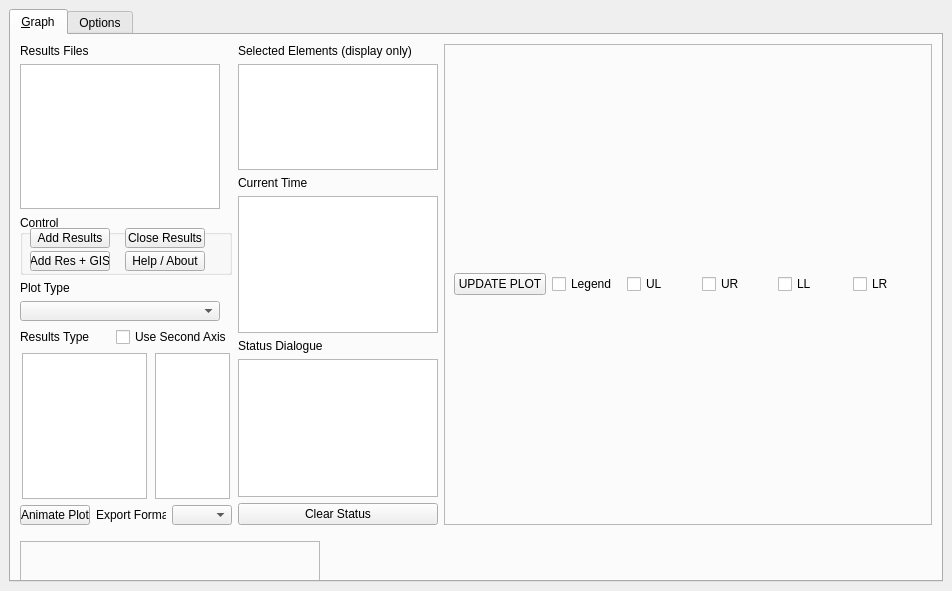
Before: the Qt Designer form qgis2_plugin/tuflow/forms/ui_tuflowqgis_TuPlot.ui in TUFLOW-Support/QGIS-TUFLOW-Plugin, drawn with Qt 5.
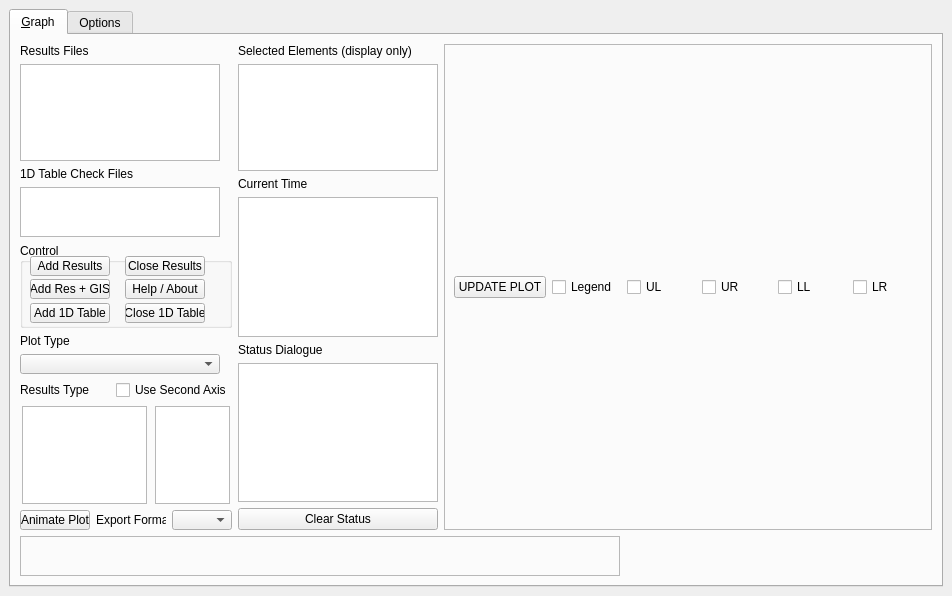
After: the same form once the commit is applied.

Diff of the .ui file:
```diff
--- a/qgis2_plugin/tuflow/forms/ui_tuflowqgis_TuPlot.ui
+++ b/qgis2_plugin/tuflow/forms/ui_tuflowqgis_TuPlot.ui
@@ -7,7 +7,7 @@
     <x>0</x>
     <y>0</y>
     <width>952</width>
-    <height>591</height>
+    <height>596</height>
    </rect>
   </property>
   <property name="windowTitle">
@@ -55,7 +55,7 @@
         <item row="1" column="0">
          <layout class="QHBoxLayout" name="_2">
           <item>
-           <layout class="QVBoxLayout" name="verticalLayout">
+           <layout class="QGridLayout" name="gridLayout_3">
             <property name="sizeConstraint">
              <enum>QLayout::SetMaximumSize</enum>
             </property>
@@ -72,7 +72,7 @@
               </property>
              </widget>
             </item>
-            <item>
+            <item row="1" column="0">
              <widget class="QListWidget" name="ResList">
               <property name="sizePolicy">
                <sizepolicy hsizetype="Expanding" vsizetype="Expanding">
@@ -80,6 +80,12 @@
                 <verstretch>0</verstretch>
                </sizepolicy>
               </property>
+              <property name="minimumSize">
+               <size>
+                <width>200</width>
+                <height>0</height>
+               </size>
+              </property>
               <property name="maximumSize">
                <size>
                 <width>200</width>
@@ -91,12 +97,38 @@
               </property>
              </widget>
             </item>
-            <item>
+            <item row="2" column="0">
+             <widget class="QLabel" name="label_4">
+              <property name="text">
+               <string>1D Table Check Files</string>
+              </property>
+             </widget>
+            </item>
+            <item row="3" column="0">
+             <widget class="QListWidget" name="HydPropList">
+              <property name="minimumSize">
+               <size>
+                <width>200</width>
+                <height>50</height>
+               </size>
+              </property>
+              <property name="maximumSize">
+               <size>
+                <width>200</width>
+                <height>75</height>
+               </size>
+              </property>
+              <property name="selectionMode">
+               <enum>QAbstractItemView::ExtendedSelection</enum>
+              </property>
+             </widget>
+            </item>
+            <item row="4" column="0">
              <widget class="QGroupBox" name="Control">
               <property name="minimumSize">
                <size>
-                <width>10</width>
-                <height>60</height>
+                <width>20</width>
+                <height>85</height>
                </size>
               </property>
               <property name="maximumSize">
@@ -208,9 +240,71 @@
                 <string>Help / About</string>
                </property>
               </widget>
+              <widget class="QPushButton" name="AddHydTab">
+               <property name="geometry">
+                <rect>
+                 <x>10</x>
+                 <y>60</y>
+                 <width>80</width>
+                 <height>20</height>
+                </rect>
+               </property>
+               <property name="sizePolicy">
+                <sizepolicy hsizetype="Expanding" vsizetype="Fixed">
+                 <horstretch>0</horstretch>
+                 <verstretch>0</verstretch>
+                </sizepolicy>
+               </property>
+               <property name="minimumSize">
+                <size>
+                 <width>80</width>
+                 <height>20</height>
+                </size>
+               </property>
+               <property name="maximumSize">
+                <size>
+                 <width>20</width>
+                 <height>40</height>
+                </size>
+               </property>
+               <property name="text">
+                <string>Add 1D Table</string>
+               </property>
+              </widget>
+              <widget class="QPushButton" name="CloseHydTab">
+               <property name="geometry">
+                <rect>
+                 <x>105</x>
+                 <y>60</y>
+                 <width>80</width>
+                 <height>20</height>
+                </rect>
+               </property>
+               <property name="sizePolicy">
+                <sizepolicy hsizetype="Expanding" vsizetype="Fixed">
+                 <horstretch>0</horstretch>
+                 <verstretch>0</verstretch>
+                </sizepolicy>
+               </property>
+               <property name="minimumSize">
+                <size>
+                 <width>80</width>
+                 <height>20</height>
+                </size>
+               </property>
+               <property name="maximumSize">
+                <size>
+                 <width>80</width>
+                 <height>40</height>
+                </size>
+               </property>
+               <property name="text">
+                <string>Close 1D Table</string>
+               </property>
+              </widget>
              </widget>
             </item>
-            <item>
+            <item row="5" column="0">
              <widget class="QLabel" name="label3">
               <property name="maximumSize">
                <size>
@@ -223,7 +317,7 @@
               </property>
              </widget>
             </item>
-            <item>
+            <item row="6" column="0">
              <widget class="QComboBox" name="locationDrop">
               <property name="maximumSize">
                <size>
@@ -233,7 +327,7 @@
               </property>
              </widget>
             </item>
-            <item>
+            <item row="7" column="0">
              <layout class="QHBoxLayout" name="horizontalLayout_2">
               <item>
                <widget class="QLabel" name="label4">
@@ -263,7 +357,7 @@
               </item>
              </layout>
             </item>
-            <item>
+            <item row="8" column="0">
              <layout class="QHBoxLayout" name="horizontalLayout">
               <item>
                <widget class="QListWidget" name="ResTypeList">
@@ -292,6 +386,9 @@
               </item>
               <item>
                <widget class="QListWidget" name="ResTypeList_ax2">
+                <property name="enabled">
+                 <bool>true</bool>
+                </property>
                 <property name="maximumSize">
                  <size>
                   <width>75</width>
@@ -305,7 +402,7 @@
               </item>
              </layout>
             </item>
-            <item>
+            <item row="9" column="0">
              <layout class="QHBoxLayout" name="horizontalLayout_5" stretch="0,0,0">
               <item>
                <widget class="QPushButton" name="pbAnimatePlot">
@@ -360,15 +457,15 @@
            </layout>
           </item>
           <item>
-           <layout class="QVBoxLayout" name="verticalLayout_2">
-            <item>
+           <layout class="QGridLayout" name="gridLayout_2">
+            <item row="0" column="0">
              <widget class="QLabel" name="label5">
               <property name="text">
                <string>Selected Elements (display only)</string>
               </property>
              </widget>
             </item>
-            <item>
+            <item row="1" column="0">
              <widget class="QListWidget" name="IDList">
               <property name="sizePolicy">
                <sizepolicy hsizetype="Expanding" vsizetype="Expanding">
@@ -378,7 +475,7 @@
               </property>
               <property name="minimumSize">
                <size>
-                <width>10</width>
+                <width>5</width>
                 <height>0</height>
                </size>
               </property>
@@ -393,18 +490,18 @@
               </property>
              </widget>
             </item>
-            <item>
+            <item row="2" column="0">
              <widget class="QLabel" name="label6">
               <property name="text">
                <string>Current Time</string>
               </property>
              </widget>
             </item>
-            <item>
+            <item row="3" column="0">
              <widget class="QListWidget" name="listTime">
               <property name="minimumSize">
                <size>
-                <width>10</width>
+                <width>5</width>
                 <height>0</height>
                </size>
               </property>
@@ -416,15 +513,21 @@
               </property>
              </widget>
             </item>
-            <item>
+            <item row="4" column="0">
              <widget class="QLabel" name="label">
               <property name="text">
                <string>Status Dialogue</string>
               </property>
              </widget>
             </item>
-            <item>
+            <item row="5" column="0">
              <widget class="QListWidget" name="lwStatus">
+              <property name="minimumSize">
+               <size>
+                <width>5</width>
+                <height>0</height>
+               </size>
+              </property>
               <property name="maximumSize">
                <size>
                 <width>200</width>
@@ -433,7 +536,7 @@
               </property>
              </widget>
             </item>
-            <item>
+            <item row="6" column="0">
              <widget class="QPushButton" name="pbClearStatus">
               <property name="maximumSize">
                <size>
@@ -475,43 +578,43 @@
                 <number>9</number>
                </property>
                <item>
-                <layout class="QHBoxLayout" name="horizontalLayout_3">
-                 <item>
+                <layout class="QGridLayout" name="gridLayout_4">
+                 <item row="0" column="0">
                   <widget class="QPushButton" name="pbUpdate">
                    <property name="text">
                     <string>UPDATE PLOT</string>
                    </property>
                   </widget>
                  </item>
-                 <item>
+                 <item row="0" column="1">
                   <widget class="QCheckBox" name="cbShowLegend">
                    <property name="text">
                     <string>Legend</string>
                    </property>
                   </widget>
                  </item>
-                 <item>
+                 <item row="0" column="2">
                   <widget class="QCheckBox" name="cbLegendUL">
                    <property name="text">
                     <string>UL</string>
                    </property>
                   </widget>
                  </item>
-                 <item>
+                 <item row="0" column="3">
                   <widget class="QCheckBox" name="cbLegendUR">
                    <property name="text">
                     <string>UR</string>
                    </property>
                   </widget>
                  </item>
-                 <item>
+                 <item row="0" column="4">
                   <widget class="QCheckBox" name="cbLegendLL">
                    <property name="text">
                     <string>LL</string>
                    </property>
                   </widget>
                  </item>
-                 <item>
+                 <item row="0" column="5">
                   <widget class="QCheckBox" name="cbLegendLR">
                    <property name="text">
                     <string>LR</string>
@@ -537,14 +640,14 @@
           </property>
           <property name="minimumSize">
            <size>
-            <width>300</width>
+            <width>600</width>
             <height>40</height>
            </size>
           </property>
           <property name="maximumSize">
            <size>
             <width>16777215</width>
-            <height>20</height>
+            <height>40</height>
            </size>
           </property>
           <property name="frameShape">
```
Left out of the diff: 2 changed lines with no effect on the pictures.
